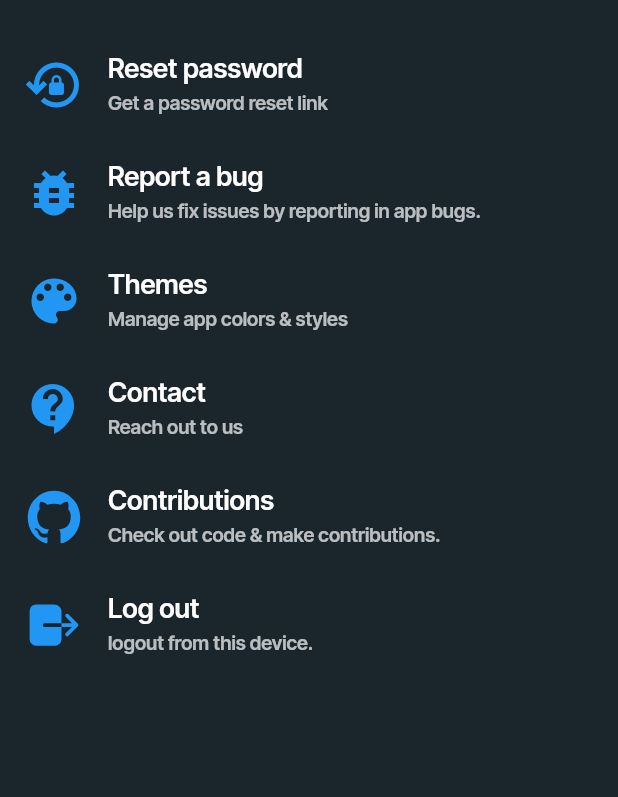
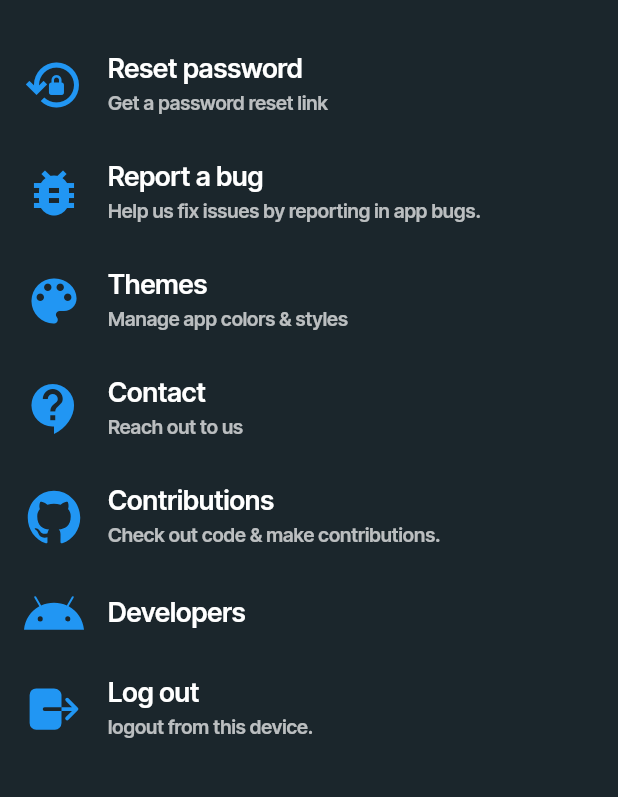
Before and after one commit to campus-connect-inc/gvpw_connect, a Flutter app: the SettingsPage screen opened by its route, after a tap on "Report a bug", on a phone screen of 412 x 824 dp, the part 119-916 px from its top. Run offline on Flutter 3.47's test engine with Material 2 defaults, Android fonts, the light colour scheme and no system bars; our stand-ins replace audioplayers, cached_network_image, cloud_firestore, cloud_functions, connectivity_plus, firebase_analytics and 17 more; accounts and stored records are empty; generated files the repository leaves out were written again; network calls fail; project files that could hold a hidden picture were left out.

Commit message:
👨‍🔧 added Developer page and some changes

```diff
--- a/lib/main.dart
+++ b/lib/main.dart
@@ -1,3 +1,4 @@
+import 'package:gvpw_connect/pages/developers_page.dart';
 import 'package:gvpw_connect/pages/password_reset_page.dart';
 import 'package:gvpw_connect/pages/settings_page.dart';
 import 'package:gvpw_connect/pages/survey_submit_success_page.dart';
@@ -63,6 +64,7 @@ class MyApp extends StatelessWidget {
               const SurveySubmitSuccessPage(),
           UserProfileEditPage.id: (context) => const UserProfileEditPage(),
           SettingsPage.id: (context) => const SettingsPage(),
+          DevelopersInfo.id: (context) => DevelopersInfo(),
         },
       ),
     );
--- a/lib/pages/settings_page.dart
+++ b/lib/pages/settings_page.dart
@@ -1,5 +1,6 @@
 // ignore_for_file: use_build_context_synchronously
 
+import 'package:gvpw_connect/pages/developers_page.dart';
 import 'package:gvpw_connect/pages/password_reset_page.dart';
 import 'package:gvpw_connect/providers/internet_provider.dart';
 import 'package:gvpw_connect/providers/theme_provider.dart';
@@ -74,9 +75,8 @@ class _SettingsPageState extends State<SettingsPage> {
                             color: ThemeProvider.iconSecondary,
                             size: 40,
                           ),
-                          onTap: () {
-                            Util.launchEmail(emailAddresses: ["rohitkeerthikanth@gmail.com","contact@prudhvisuraaj.me"],subject: "Bug:connect for admin",body: "*Please attest pictures showing bug*");
-
+                          onTap: () async{
+                            Util.launchLink('https://github.com/Rohit-KK15/Calcify/issues/new/choose');
                           },
                         ),
                         ListTile(
@@ -126,6 +126,17 @@ class _SettingsPageState extends State<SettingsPage> {
                           },
                         ),
                         ListTile(
+                          title: Util.label("Developers",color: ThemeProvider.fontPrimary, fontSize: FontSize.textLg),
+                          leading: const Icon(
+                            Ionicons.logo_android,
+                            color: ThemeProvider.iconSecondary,
+                            size: 40,
+                          ),
+                          onTap: () {
+                            Navigator.pushNamed(context, DevelopersInfo.id);
+                          },
+                        ),
+                        ListTile(
                           title: Util.label("Log out",
                               color: ThemeProvider.fontPrimary, fontSize: FontSize.textLg),
                           subtitle: Util.label("logout from this device.",
@@ -146,7 +157,9 @@ class _SettingsPageState extends State<SettingsPage> {
                               AuthService.logOut(context);
                             }
                           },
-                        )
+                        ),
+                        const SizedBox(height: 10,),
+
                       ],
                     ),
                   ),
```
Also changed, not shown: lib/pages/developers_page.dart (added, +95 -0 lines).
